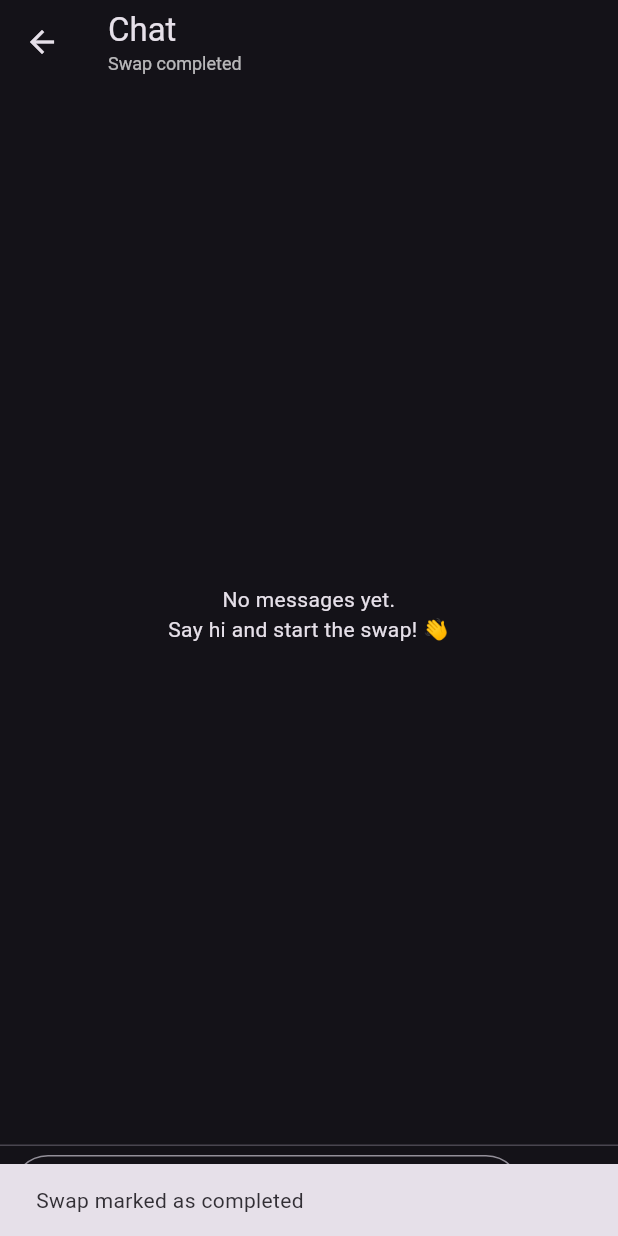
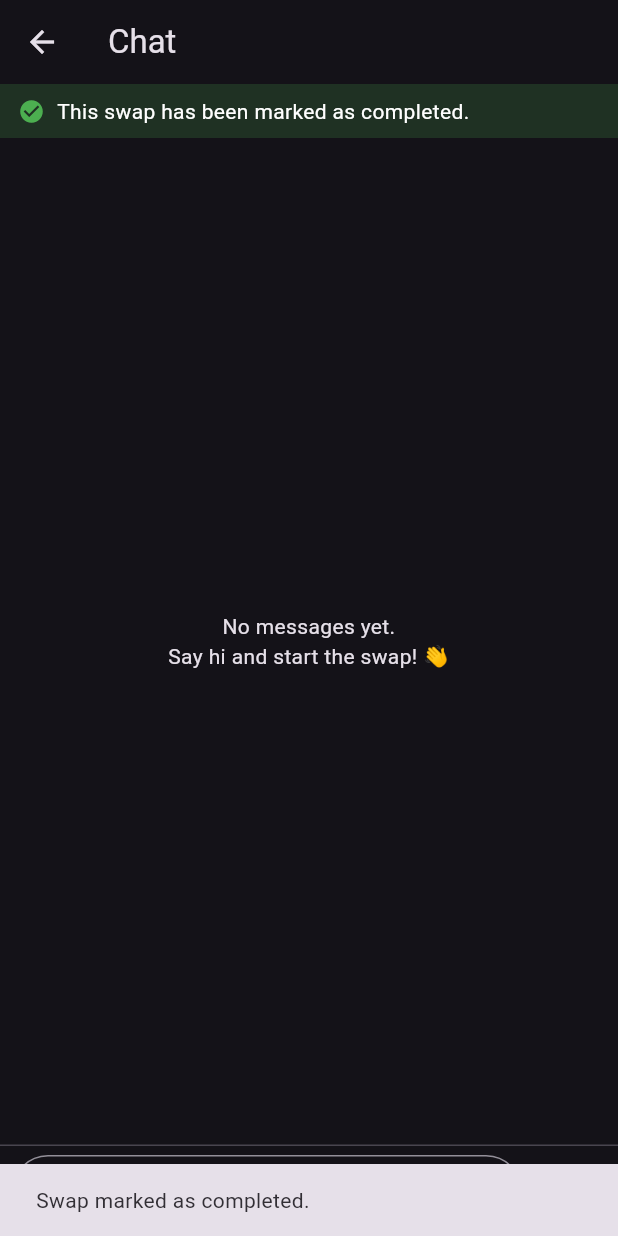
Before and after one commit to muhammedp07/gr07-skillswap-fall-2025, a Flutter app: the ChatScreen screen opened directly with empty values, after a tap on "Mark done", on a phone screen of 412 x 824 dp. Run offline on Flutter 3.47's test engine with Material 3 defaults, Android fonts, the phone set to English and light mode, and no system bars; our stand-ins replace cloud_firestore, firebase_auth, firebase_core, firebase_storage, image_picker; accounts and stored records are empty; network calls fail.

Commit message:
Add swap status banner and mark-done action in chat screen

```diff
--- a/lib/screens/chat/chat_screen.dart
+++ b/lib/screens/chat/chat_screen.dart
@@ -27,6 +27,26 @@ class _ChatScreenState extends State<ChatScreen> {
     final user = FirebaseAuth.instance.currentUser;
     // Fallback to dummy id if somehow not logged in
     return user?.uid ?? chat_models.dummyCurrentUserId;
+  }
+
+  Future<void> _handleMarkSwapDone() async {
+    try {
+      await ChatService.instance.updateSwapStatus(
+        chatId: widget.chatId,
+        status: chat_models.SwapStatus.completed,
+        markedByUserId: _currentUserId,
+      );
+
+      if (!mounted) return;
+      ScaffoldMessenger.of(context).showSnackBar(
+        const SnackBar(content: Text('Swap marked as completed.')),
+      );
+    } catch (e) {
+      if (!mounted) return;
+      ScaffoldMessenger.of(
+        context,
+      ).showSnackBar(SnackBar(content: Text('Failed to update swap: $e')));
+    }
   }
 
   @override
@@ -68,38 +88,50 @@ class _ChatScreenState extends State<ChatScreen> {
       stream: ChatService.instance.watchChat(widget.chatId),
       builder: (context, chatSnap) {
         final chat = chatSnap.data;
-        final swapStatus = chat?.swapStatus ?? chat_models.SwapStatus.open;
-        final isCompleted = swapStatus == chat_models.SwapStatus.completed;
+        final isCompleted =
+            chat?.swapStatus == chat_models.SwapStatus.completed;
 
         return Scaffold(
-          appBar: AppBar(
-            title: Column(
-              crossAxisAlignment: CrossAxisAlignment.start,
-              children: [
-                const Text('Chat'),
-                Text(
-                  isCompleted ? 'Swap completed' : 'Swap in progress',
-                  style: const TextStyle(fontSize: 12, color: Colors.white70),
-                ),
-              ],
-            ),
-            actions: [
-              if (!isCompleted)
-                TextButton.icon(
-                  onPressed: _markSwapCompleted,
-                  icon: const Icon(
-                    Icons.check_circle_outline,
-                    color: Colors.white,
+          appBar: AppBar(title: const Text('Chat')),
+          body: Column(
+            children: [
+              // 🔹 Swap status banner
+              if (chat != null)
+                Container(
+                  width: double.infinity,
+                  padding: const EdgeInsets.symmetric(
+                    horizontal: 12,
+                    vertical: 8,
                   ),
-                  label: const Text(
-                    'Mark done',
-                    style: TextStyle(color: Colors.white),
+                  color: isCompleted
+                      ? Colors.green.withOpacity(0.2)
+                      : Colors.blueGrey.withOpacity(0.2),
+                  child: Row(
+                    children: [
+                      Icon(
+                        isCompleted ? Icons.check_circle : Icons.swap_horiz,
+                        color: isCompleted ? Colors.green : Colors.white70,
+                        size: 18,
+                      ),
+                      const SizedBox(width: 8),
+                      Expanded(
+                        child: Text(
+                          isCompleted
+                              ? 'This swap has been marked as completed.'
+                              : 'This swap is still open.',
+                          style: const TextStyle(color: Colors.white),
+                        ),
+                      ),
+                      if (!isCompleted)
+                        TextButton(
+                          onPressed: _handleMarkSwapDone,
+                          child: const Text('Mark done'),
+                        ),
+                    ],
                   ),
                 ),
-            ],
-          ),
-          body: Column(
-            children: [
+
+              // 🔹 Messages + input (your existing code)
               Expanded(
                 child: StreamBuilder<List<chat_models.ChatMessage>>(
                   stream: ChatService.instance.watchMessages(widget.chatId),
```
